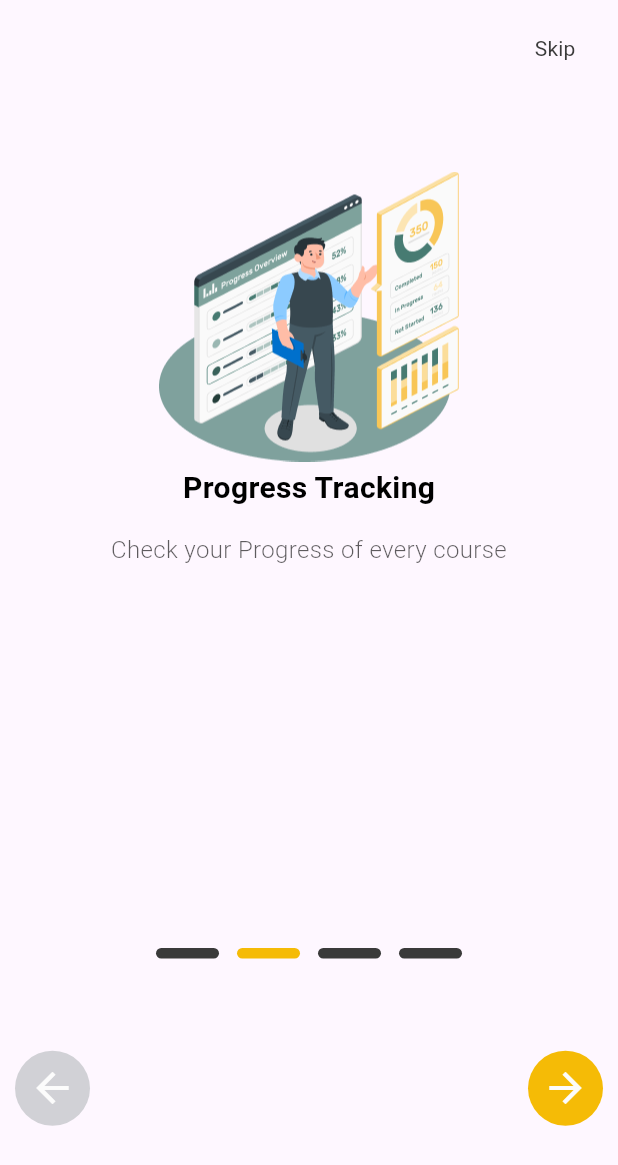
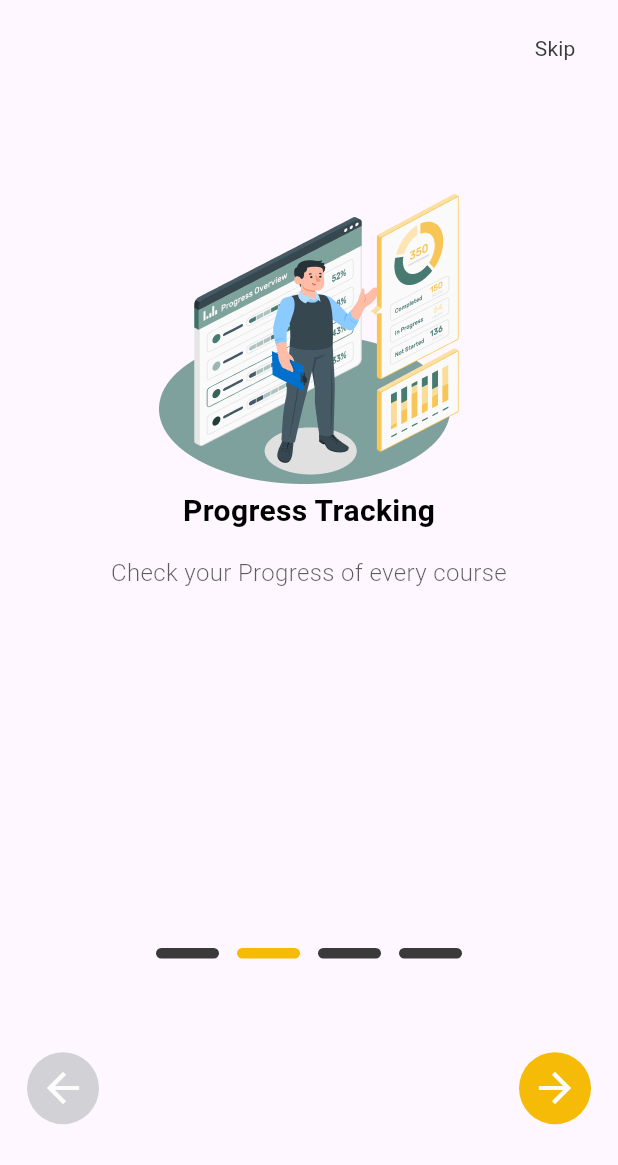
Before and after one commit to Kareemm0/course_app, a Flutter app: the screen it shows after launch, after a tap on the "arrow forward" icon, on a phone screen of 412 x 824 dp. Shown: the top 1165 px of the screen. Run offline on Flutter 3.47's test engine with Material 3 defaults, Android fonts, the phone set to English and light mode, and no system bars; drawn by our look-alikes of dots_indicator; our stand-ins replace dio, equatable, get_it, go_router, shared_preferences.

```diff
--- /dev/null
+++ b/lib/Core/utils/app_images.dart
@@ -0,0 +1,7 @@
+class AppImages {
+  static const String splashImage = "assets/images/image.png";
+  static const String onboardingImage_1 = "assets/images/onboaring1.png";
+  static const String onboardingImage_2 = "assets/images/onboaring2.png";
+  static const String onboardingImage_3 = "assets/images/onboaring3.png";
+  static const String onboardingImage_4 = "assets/images/onboaring4.png";
+}
--- a/lib/features/onboarding/data/static/onboarding_data.dart
+++ b/lib/features/onboarding/data/static/onboarding_data.dart
@@ -1,23 +1,24 @@
+import 'package:course_app/Core/utils/app_images.dart';
 import 'package:course_app/features/onboarding/data/model/onboarding_model.dart';
 
 List<OnboardingModel> onboardingData = const [
   OnboardingModel(
-    image: 'assets/images/onboaring1.png',
+    image: AppImages.onboardingImage_1,
     title: 'Certification and Badges',
     subtitle: 'Earn a certificate after completion \n of every course',
   ),
   OnboardingModel(
-    image: 'assets/images/onboaring2.png',
+    image: AppImages.onboardingImage_2,
     title: 'Progress Tracking',
     subtitle: 'Check your Progress of every course',
   ),
   OnboardingModel(
-    image: 'assets/images/onboaring3.png',
+    image: AppImages.onboardingImage_3,
     title: 'Of f line Acc ess',
     subtitle: 'Make your course available offline',
   ),
   OnboardingModel(
-    image: 'assets/images/onboaring4.png',
+    image: AppImages.onboardingImage_4,
     title: 'Course Catalog',
     subtitle: 'View in which courses you are enrolled',
   ),
--- a/lib/features/onboarding/presentation/view/widgets/custom_buttons_row.dart
+++ b/lib/features/onboarding/presentation/view/widgets/custom_buttons_row.dart
@@ -16,7 +16,9 @@ class CustomButtonsRow extends StatelessWidget {
 
   @override
   Widget build(BuildContext context) {
-    return Row(
+    return Padding(
+      padding: const EdgeInsets.symmetric(horizontal: 8),
+      child: Row(
         mainAxisAlignment: MainAxisAlignment.spaceBetween,
         children: [
           CustomNextButton(
@@ -48,6 +50,7 @@ class CustomButtonsRow extends StatelessWidget {
             backGroundColor: AppColors.yellowColor,
           ),
         ],
+      ),
     );
   }
 }
--- a/lib/features/onboarding/presentation/view/widgets/custom_next_button.dart
+++ b/lib/features/onboarding/presentation/view/widgets/custom_next_button.dart
@@ -18,8 +18,8 @@ class CustomNextButton extends StatelessWidget {
     return GestureDetector(
       onTap: onTap,
       child: Container(
-        width: 50,
-        height: 50,
+        width: 48,
+        height: 48,
         decoration: BoxDecoration(
           borderRadius: BorderRadius.circular(32),
           color: backGroundColor,
--- a/lib/features/onboarding/presentation/view/widgets/custom_visible_skip_button.dart
+++ b/lib/features/onboarding/presentation/view/widgets/custom_visible_skip_button.dart
@@ -18,6 +18,9 @@ class CustomVisibleSkipButton extends StatelessWidget {
       visible: pageController.hasClients
           ? (pageController.page == 3 ? false : true)
           : true,
+      replacement: const SizedBox(
+        height: 30,
+      ),
       child: CustomSkipButton(
         text: 'Skip',
         onPressed: () {
--- a/lib/features/onboarding/presentation/view/widgets/onboarding_view_body.dart
+++ b/lib/features/onboarding/presentation/view/widgets/onboarding_view_body.dart
@@ -1,6 +1,6 @@
 import 'package:course_app/features/onboarding/data/static/onboarding_data.dart';
 import 'package:course_app/features/onboarding/presentation/view/widgets/custom_buttons_row.dart';
-import 'package:course_app/features/onboarding/presentation/view/widgets/custom_cotsIndecator.dart';
+import 'package:course_app/features/onboarding/presentation/view/widgets/custom_dots_indecator.dart';
 import 'package:course_app/features/onboarding/presentation/view/widgets/custom_visible_skip_button.dart';
 import 'package:course_app/features/onboarding/presentation/view/widgets/page_view_item.dart';
 import 'package:flutter/material.dart';
--- a/lib/features/onboarding/presentation/view/widgets/page_view_item.dart
+++ b/lib/features/onboarding/presentation/view/widgets/page_view_item.dart
@@ -17,7 +17,7 @@ class PageViewItem extends StatelessWidget {
       crossAxisAlignment: CrossAxisAlignment.center,
       children: [
         const SizedBox(
-          height: 55,
+          height: 70,
         ),
         Image.asset(
           onboardingData[index].image,
--- a/lib/features/splah/presentation/view/widgets/splash_view_body.dart
+++ b/lib/features/splah/presentation/view/widgets/splash_view_body.dart
@@ -1,5 +1,6 @@
 import 'package:course_app/Core/app/app_routing.dart';
 import 'package:course_app/Core/app/routes.dart';
+import 'package:course_app/Core/utils/app_images.dart';
 import 'package:flutter/material.dart';
 
 import '../../../../../Core/utils/app_colors.dart';
@@ -27,7 +28,7 @@ class _SplashViewBodyState extends State<SplashViewBody> {
       height: MediaQuery.sizeOf(context).height,
       decoration: const BoxDecoration(color: AppColors.whiteColor),
       child: Center(
-        child: Image.asset('assets/images/image.png'),
+        child: Image.asset(AppImages.splashImage),
       ),
     );
   }
```
Also changed, not shown: lib/features/onboarding/presentation/view/widgets/custom_dots_indecator.dart (renamed from lib/features/onboarding/presentation/view/widgets/custom_cotsIndecator.dart). Lines whose indentation alone changed are shown as unchanged.
